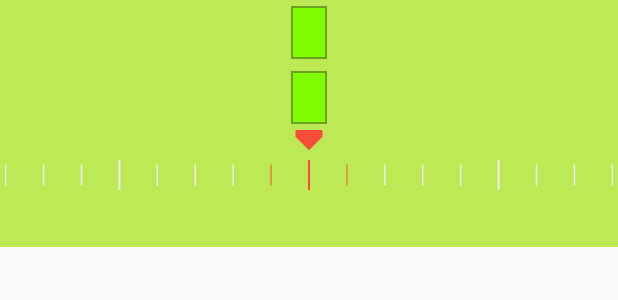
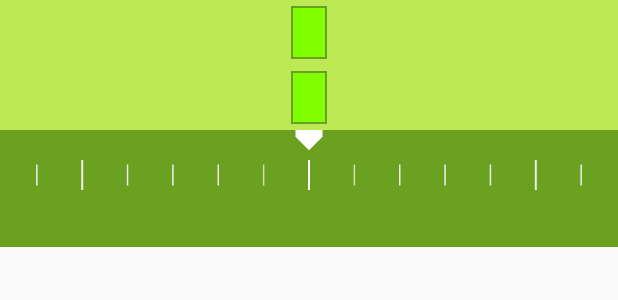
Before and after one commit to riopapa/GymCount, an Android app: the layout get_number.xml on its own in the app's theme, with its tools: preview values and no code run, on a phone screen of 412 x 824 dp. Shown: the top 300 px of the screen. Run offline under Robolectric (Android 15) with nearby library versions, the light colour scheme and no system bars.

Commit message:
Change Wheel Color, Size

```diff
--- a/app/src/main/res/layout/get_number.xml
+++ b/app/src/main/res/layout/get_number.xml
@@ -1,9 +1,10 @@
 <?xml version="1.0" encoding="utf-8"?>
 <LinearLayout xmlns:android="http://schemas.android.com/apk/res/android"
     android:layout_width="match_parent"
+    xmlns:app="http://schemas.android.com/apk/res-auto"
     android:background="@color/cardBack"
     android:layout_height="wrap_content"
-    android:orientation="vertical" >
+    android:orientation="vertical">
 
     <TextView
         android:id="@+id/title"
@@ -40,13 +41,9 @@
     <com.urrecliner.andriod.gxcount.WheelView
         android:id="@+id/wheel"
         android:layout_width="match_parent"
-        android:layout_height="wrap_content" />
+        android:layout_height="wrap_content"
+        android:background="@color/wheelBack"
+        app:lwvAdditionalCenterMark="회"
+        app:lwvHighlightColor="@color/White" />
 
 </LinearLayout>
-<!--<NumberPicker-->
-<!--android:id="@+id/getNumber"-->
-<!--android:theme="@style/numberPickerCustomSize"-->
-<!--android:layout_margin="4dp"-->
-<!--android:layout_gravity="center"-->
-<!--android:layout_width="wrap_content"-->
-<!--android:layout_height="wrap_content"/>-->
--- a/app/src/main/res/values/colors.xml
+++ b/app/src/main/res/values/colors.xml
@@ -12,6 +12,8 @@
 
     <color name="countBack">@color/Chartreuse</color>
     <color name="countFore">@color/Navy</color>
+
+    <color name="wheelBack">@color/GreenOnion</color>
 
     // Red Colors
     <color name="LightSalmon">#FFA07A</color>
--- a/app/src/main/res/values/styles.xml
+++ b/app/src/main/res/values/styles.xml
@@ -8,10 +8,11 @@
         <item name="colorAccent">@color/colorAccent</item>
     </style>
 
-    <style name="numberPickerCustomSize">
+    <style name="wheelButton">
         <item name="android:textSize">24sp</item>
+        <item name="android:height">72dp</item>
         <item name="android:textColor">@color/cardBack</item>
         <item name="android:background">@color/cardRun</item>
-        <item name="android:colorControlNormal">@color/colorAccent</item>
     </style>
+
 </resources>
```
Also changed, not shown: app/src/main/res/mipmap-xxhdpi/i_keep_123.png (added), app/src/main/res/mipmap-xxhdpi/i_keep_none.png (added), app/src/main/res/mipmap-xxhdpi/i_keep_true.png (added), app/src/main/res/mipmap-xxhdpi/i_ready_false.png (added), app/src/main/res/mipmap-xxhdpi/i_start_false.png (added), app/src/main/res/mipmap-xxhdpi/i_stop.png (added), app/src/main/res/mipmap-xxhdpi/i_up_false.png (added).
